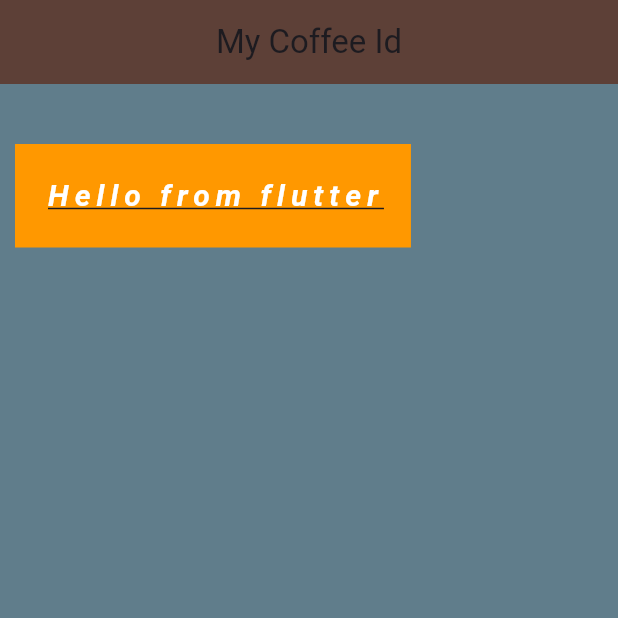
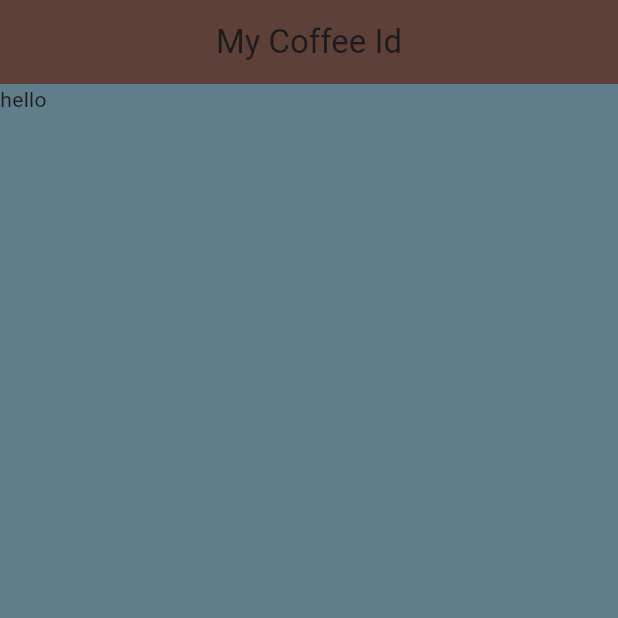
Before and after one commit to mzahalan/FlutterCrashCourse, a Flutter app: the screen it shows after launch, on a phone screen of 412 x 824 dp, the top half of it. Run offline on Flutter 3.47's test engine with Material 3 defaults, Android fonts, the phone set to English and light mode, and no system bars.

Commit message:
Lesson 10 - Imports and Refactor
moved the home screen to it's own file in a screens directory.

had Q updated my linter config with some goodies.

```diff
--- a/coffee_card/lib/main.dart
+++ b/coffee_card/lib/main.dart
@@ -1,36 +1,8 @@
+import 'package:coffee_card/screens/home.dart';
 import 'package:flutter/material.dart';
 
 void main() {
-  runApp(MaterialApp(
-    home: Scaffold(
-      appBar: AppBar(
-        title: const Text('My Coffee Id'),
-        backgroundColor: Colors.brown[700],
-        centerTitle: true,
-      ),
-      backgroundColor: Colors.blueGrey,
-      body: Home(),
-    ),
+  runApp(const MaterialApp(
+    home: Home(),
   ));
 }
-
-class Home extends StatelessWidget {
-  const Home({super.key});
-
-  @override
-  Widget build(BuildContext context) {
-    return Container(
-      color: Colors.orange,
-      padding: const EdgeInsets.all(20),
-      margin: const EdgeInsets.fromLTRB(10,40,0,0),
-      child: const Text('Hello from flutter', style: TextStyle(
-        color: Colors.white,
-        fontSize: 20,
-        letterSpacing: 4,
-        decoration: TextDecoration.underline,
-        fontWeight: FontWeight.bold,
-        fontStyle: FontStyle.italic
-      ),),
-    );
-  }
-}
--- /dev/null
+++ b/coffee_card/lib/screens/home.dart
@@ -0,0 +1,18 @@
+import 'package:flutter/material.dart';
+
+class Home extends StatelessWidget {
+  const Home({super.key});
+
+  @override
+  Widget build(BuildContext context) {
+    return Scaffold(
+      appBar: AppBar(
+        title: const Text('My Coffee Id'),
+        backgroundColor: Colors.brown[700],
+        centerTitle: true,
+      ),
+      backgroundColor: Colors.blueGrey,
+      body: const Text("hello"),
+    );
+  }
+}
```
Also changed, not shown: coffee_card/analysis_options.yaml (+14 -1 lines).
